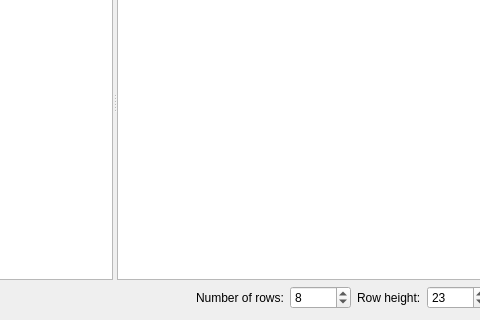
First picture: the form in heatmaptab.ui, repository davidivanmarsh/TORQUEView, before the edit; both pictures show x 418 to 898 and y 414 to 734 of the 1066 by 734 pixel window.
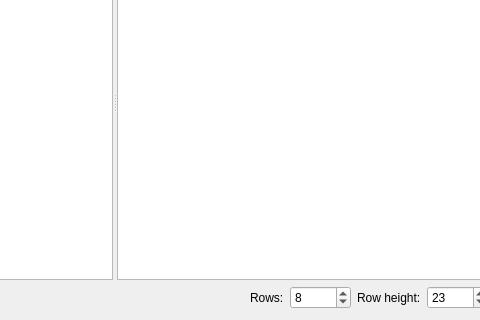
Second picture: the form after the edit. Icons and pictures are not drawn.

What changed in the file:
```diff
--- a/heatmaptab.ui
+++ b/heatmaptab.ui
@@ -336,7 +336,7 @@
      <item>
       <widget class="QLabel" name="label_2">
        <property name="text">
-        <string>Number of rows:</string>
+        <string>Rows:</string>
        </property>
       </widget>
      </item>
```
